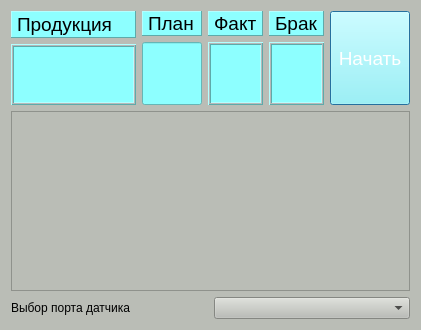
This is dialog.ui in avovana/zebra_scanner_labeling as Qt 5 draws it before an edit. The edited form follows.
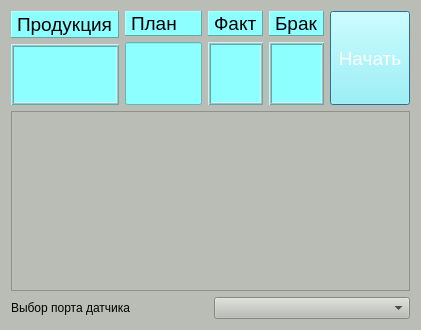
This is the edited form.

```diff
--- a/dialog.ui
+++ b/dialog.ui
@@ -80,6 +80,24 @@
      </item>
      <item>
       <widget class="QLabel" name="label_6">
+       <property name="sizePolicy">
+        <sizepolicy hsizetype="Preferred" vsizetype="Preferred">
+         <horstretch>0</horstretch>
+         <verstretch>0</verstretch>
+        </sizepolicy>
+       </property>
+       <property name="minimumSize">
+        <size>
+         <width>0</width>
+         <height>0</height>
+        </size>
+       </property>
+       <property name="maximumSize">
+        <size>
+         <width>16777215</width>
+         <height>16777215</height>
+        </size>
+       </property>
        <property name="font">
         <font>
          <pointsize>36</pointsize>
@@ -249,7 +267,7 @@
        </property>
        <property name="maximumSize">
         <size>
-         <width>60</width>
+         <width>90</width>
          <height>16777215</height>
         </size>
        </property>
```
Left out of the diff: 4 changed lines with no effect on the pictures.
